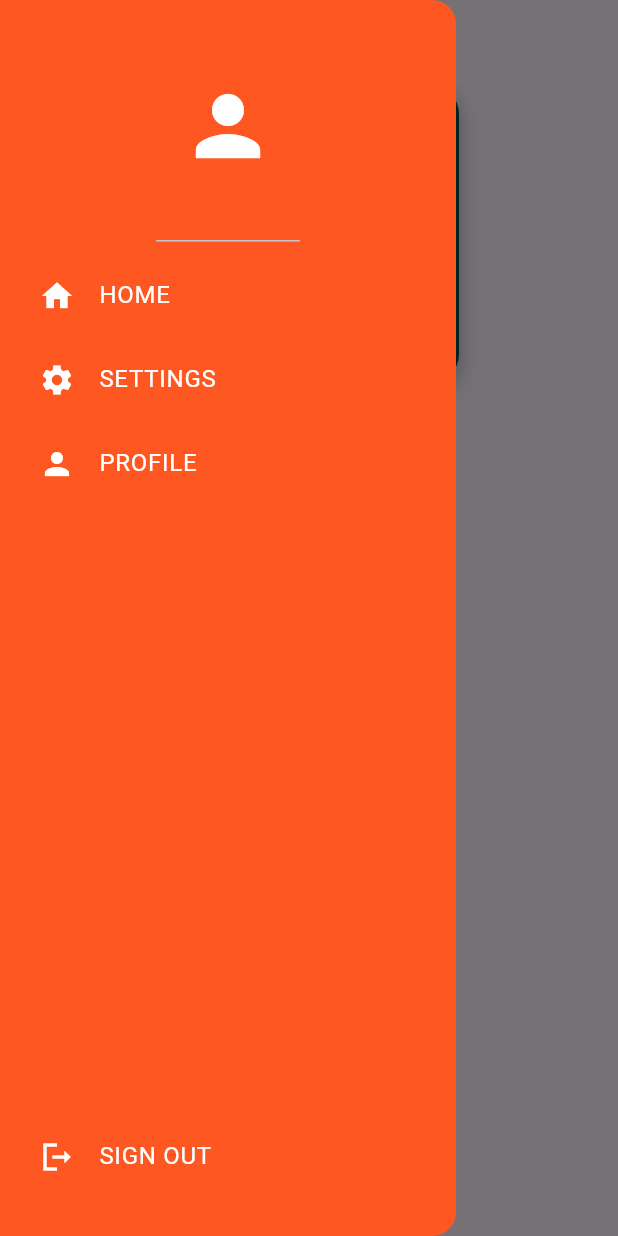
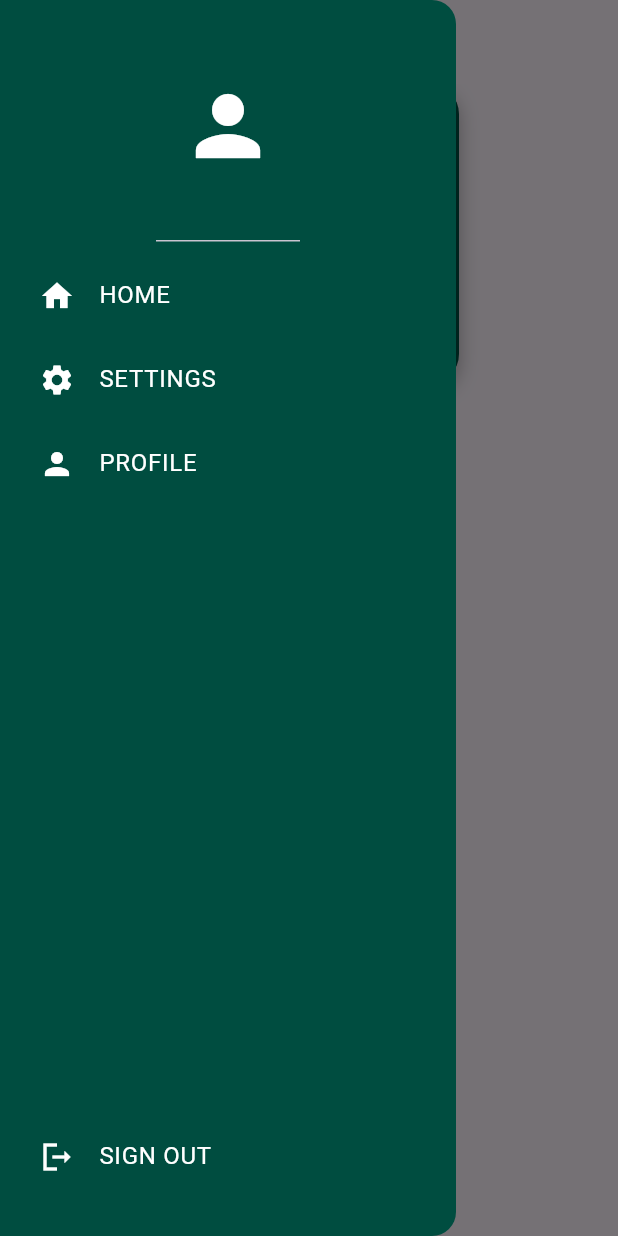
Before and after one commit to Edwinexd/dsv-pvt, a Flutter app: the screen it shows after launch, with the side drawer open, on a phone screen of 412 x 824 dp. Run offline on Flutter 3.47's test engine with Material 3 defaults, Android fonts, the phone set to English and light mode, and no system bars.

Commit message:
color change

```diff
--- a/flutter_application/lib/drawer.dart
+++ b/flutter_application/lib/drawer.dart
@@ -16,7 +16,7 @@ class MyDrawer extends StatelessWidget {
   @override
   Widget build(BuildContext context) {
     return Drawer(
-      backgroundColor: Colors.deepOrange,
+      backgroundColor: Colors.teal[900],
       child: Column(
         mainAxisAlignment: MainAxisAlignment.spaceBetween,
         children: [
```
